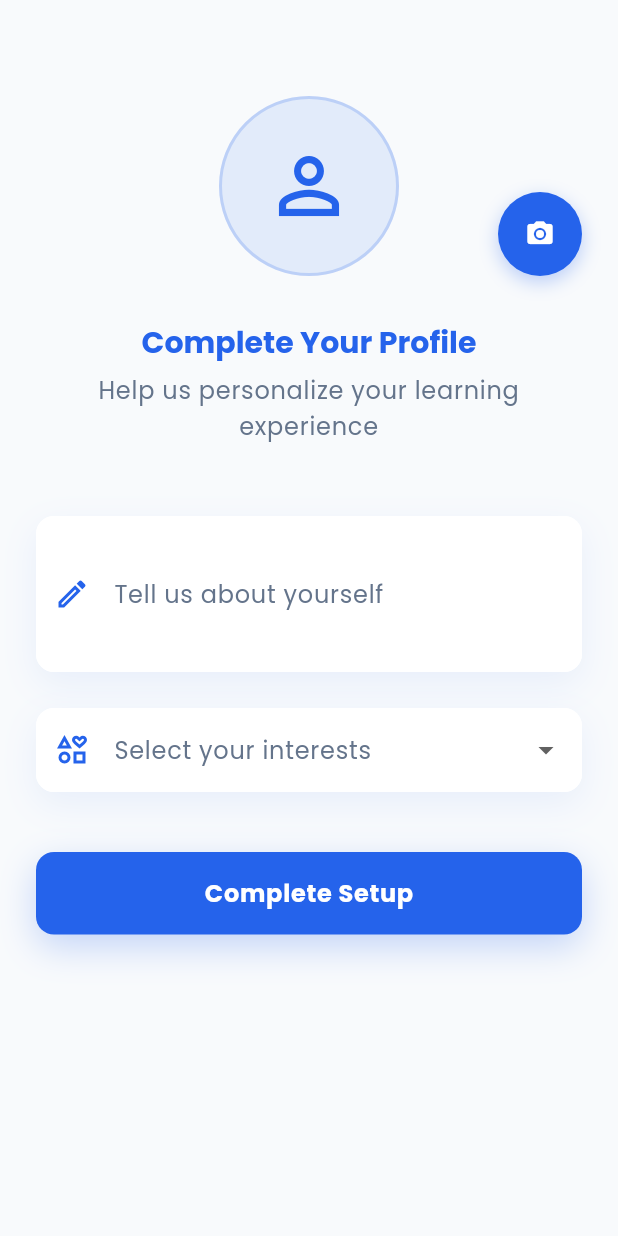
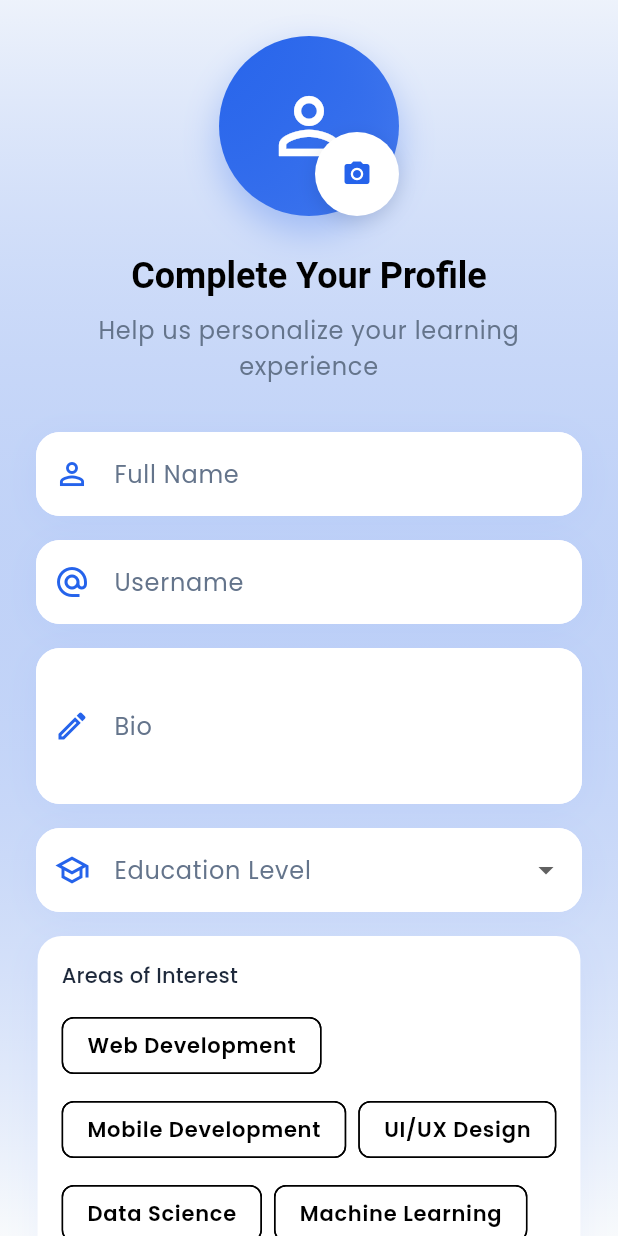
Before and after one commit to Edil-Ayehu/e_learning, a Flutter app: the ProfileSetupPage screen opened by its route, on a phone screen of 412 x 824 dp. Run offline on Flutter 3.47's test engine with Material 3 defaults, Android fonts, the phone set to English and light mode, and no system bars; our stand-ins replace fl_chart, flutter_local_notifications, get, get_storage, google_fonts, lottie and 4 more; accounts and stored records are empty; statements that could not run were skipped.

Commit message:
profile setup page ui

```diff
--- a/lib/view/auth pages/pages/profile_setup_page.dart
+++ b/lib/view/auth pages/pages/profile_setup_page.dart
@@ -5,6 +5,7 @@ import 'package:e_learning/common/widgets/custom_button.dart';
 
 class ProfileSetupPage extends StatelessWidget {
   final _formKey = GlobalKey<FormState>();
+  final RxList<String> selectedInterests = <String>[].obs;
 
   ProfileSetupPage({super.key});
 
@@ -13,17 +14,37 @@ class ProfileSetupPage extends StatelessWidget {
     return Scaffold(
       body: Container(
         decoration: BoxDecoration(
-          color: Theme.of(context).scaffoldBackgroundColor,
+          gradient: LinearGradient(
+            begin: Alignment.topCenter,
+            end: Alignment.bottomCenter,
+            colors: [
+              Theme.of(context).colorScheme.primary.withOpacity(0.05),
+              Theme.of(context).scaffoldBackgroundColor,
+            ],
+          ),
         ),
         child: SafeArea(
           child: SingleChildScrollView(
             child: Padding(
               padding: const EdgeInsets.all(24.0),
               child: Column(
-                mainAxisAlignment: MainAxisAlignment.center,
                 crossAxisAlignment: CrossAxisAlignment.stretch,
                 children: [
-                  const SizedBox(height: 40),
+                  _buildHeader(context),
+                  const SizedBox(height: 32),
+                  _buildProfileForm(context),
+                ],
+              ),
+            ),
+          ),
+        ),
+      ),
+    );
+  }
+
+  Widget _buildHeader(BuildContext context) {
+    return Column(
+      children: [
         Stack(
           alignment: Alignment.center,
           children: [
@@ -32,16 +53,26 @@ class ProfileSetupPage extends StatelessWidget {
               height: 120,
               decoration: BoxDecoration(
                 shape: BoxShape.circle,
-                          color: AppColors.primaryColor.withOpacity(0.1),
-                          border: Border.all(
-                            color: AppColors.primaryColor.withOpacity(0.2),
-                            width: 2,
+                gradient: LinearGradient(
+                  begin: Alignment.topLeft,
+                  end: Alignment.bottomRight,
+                  colors: [
+                    AppColors.primaryColor,
+                    AppColors.primaryColor.withOpacity(0.8),
+                  ],
                 ),
+                boxShadow: [
+                  BoxShadow(
+                    color: AppColors.primaryColor.withOpacity(0.3),
+                    blurRadius: 20,
+                    offset: const Offset(0, 10),
+                  ),
+                ],
               ),
               child: const Icon(
                 Icons.person_outline,
                 size: 60,
-                          color: AppColors.primaryColor,
+                color: Colors.white,
               ),
             ),
             Positioned(
@@ -50,20 +81,21 @@ class ProfileSetupPage extends StatelessWidget {
               child: Container(
                 padding: const EdgeInsets.all(4),
                 decoration: BoxDecoration(
-                            color: AppColors.primaryColor,
+                  color: Colors.white,
                   shape: BoxShape.circle,
                   boxShadow: [
                     BoxShadow(
-                                color: AppColors.primaryColor.withOpacity(0.3),
+                      color: Colors.black.withOpacity(0.1),
                       blurRadius: 10,
                       offset: const Offset(0, 4),
                     ),
                   ],
                 ),
                 child: IconButton(
-                            icon: const Icon(Icons.camera_alt,
+                  icon: Icon(
+                    Icons.camera_alt,
                     size: 20,
-                              color: Colors.white,
+                    color: AppColors.primaryColor,
                   ),
                   onPressed: () {
                     // Handle image upload
@@ -73,14 +105,12 @@ class ProfileSetupPage extends StatelessWidget {
             ),
           ],
         ),
-                  const SizedBox(height: 32),
+        const SizedBox(height: 24),
         Text(
           'Complete Your Profile',
-                    style: Theme.of(context).textTheme.displaySmall?.copyWith(
-                          color: AppColors.primaryColor,
+          style: Theme.of(context).textTheme.headlineSmall?.copyWith(
                 fontWeight: FontWeight.bold,
               ),
-                    textAlign: TextAlign.center,
         ),
         const SizedBox(height: 8),
         Text(
@@ -90,15 +120,48 @@ class ProfileSetupPage extends StatelessWidget {
               ),
           textAlign: TextAlign.center,
         ),
-                  const SizedBox(height: 48),
-                  Form(
+      ],
+    );
+  }
+
+  Widget _buildProfileForm(BuildContext context) {
+    return Form(
       key: _formKey,
       child: Column(
         children: [
-                        _buildTextField(context),
-                        const SizedBox(height: 24),
+          _buildInputField(
+            context,
+            label: 'Full Name',
+            icon: Icons.person_outline,
+            validator: (value) =>
+                value?.isEmpty ?? true ? 'Please enter your name' : null,
+          ),
+          const SizedBox(height: 16),
+          _buildInputField(
+            context,
+            label: 'Username',
+            icon: Icons.alternate_email,
+            validator: (value) =>
+                value?.isEmpty ?? true ? 'Please enter a username' : null,
+          ),
+          const SizedBox(height: 16),
+          _buildInputField(
+            context,
+            label: 'Bio',
+            icon: Icons.edit_outlined,
+            maxLines: 3,
+            validator: (value) =>
+                value?.isEmpty ?? true ? 'Please tell us about yourself' : null,
+          ),
+          const SizedBox(height: 16),
+          _buildEducationField(context),
+          const SizedBox(height: 16),
           _buildInterestsField(context),
-                        const SizedBox(height: 40),
+          const SizedBox(height: 16),
+          _buildExperienceLevel(context),
+          const SizedBox(height: 16),
+          _buildLearningGoals(context),
+          const SizedBox(height: 32),
           CustomButton(
             text: 'Complete Setup',
             onPressed: () {
@@ -109,35 +172,34 @@ class ProfileSetupPage extends StatelessWidget {
           ),
         ],
       ),
-                  ),
-                ],
-              ),
-            ),
-          ),
-        ),
-      ),
     );
   }
 
-  Widget _buildTextField(BuildContext context) {
+  Widget _buildInputField(
+    BuildContext context, {
+    required String label,
+    required IconData icon,
+    int maxLines = 1,
+    String? Function(String?)? validator,
+  }) {
     return Container(
       decoration: BoxDecoration(
         color: Theme.of(context).cardColor,
-        borderRadius: BorderRadius.circular(12),
+        borderRadius: BorderRadius.circular(16),
         boxShadow: [
           BoxShadow(
-            color: AppColors.primaryColor.withOpacity(0.08),
+            color: AppColors.primaryColor.withOpacity(0.05),
             blurRadius: 20,
-            offset: const Offset(0, 8),
+            offset: const Offset(0, 4),
           ),
         ],
       ),
       child: TextFormField(
         decoration: InputDecoration(
-          labelText: 'Tell us about yourself',
-          prefixIcon: Icon(Icons.edit_outlined, color: AppColors.primaryColor),
+          labelText: label,
+          prefixIcon: Icon(icon, color: AppColors.primaryColor),
           border: OutlineInputBorder(
-            borderRadius: BorderRadius.circular(12),
+            borderRadius: BorderRadius.circular(16),
             borderSide: BorderSide.none,
           ),
           filled: true,
@@ -145,40 +207,147 @@ class ProfileSetupPage extends StatelessWidget {
           labelStyle: TextStyle(color: AppColors.textSecondaryColor),
           floatingLabelStyle: TextStyle(color: AppColors.primaryColor),
         ),
-        style: TextStyle(color: Theme.of(context).textTheme.bodyLarge?.color),
-        maxLines: 3,
-        validator: (value) {
-          if (value == null || value.isEmpty) {
-            return 'Please tell us about yourself';
-          }
-          return null;
-        },
+        maxLines: maxLines,
+        validator: validator,
       ),
     );
   }
 
+  Widget _buildEducationField(BuildContext context) {
+    final educationLevels = [
+      'High School',
+      'Bachelor\'s Degree',
+      'Master\'s Degree',
+      'Ph.D.',
+      'Self-Taught',
+      'Other'
+    ];
+
+    return _buildDropdownField(
+      context,
+      label: 'Education Level',
+      icon: Icons.school_outlined,
+      items: educationLevels,
+      validator: (value) =>
+          value == null ? 'Please select your education level' : null,
+    );
+  }
+
+  Widget _buildExperienceLevel(BuildContext context) {
+    final levels = ['Beginner', 'Intermediate', 'Advanced', 'Expert'];
+
+    return _buildDropdownField(
+      context,
+      label: 'Experience Level',
+      icon: Icons.trending_up,
+      items: levels,
+      validator: (value) =>
+          value == null ? 'Please select your experience level' : null,
+    );
+  }
+
   Widget _buildInterestsField(BuildContext context) {
-    final interests = ['Development', 'Design', 'Business', 'Marketing',
-                      'Photography', 'Music', 'Writing', 'Language'];
+    return Container(
+      padding: const EdgeInsets.all(16),
+      decoration: BoxDecoration(
+        color: Theme.of(context).cardColor,
+        borderRadius: BorderRadius.circular(16),
+        boxShadow: [
+          BoxShadow(
+            color: AppColors.primaryColor.withOpacity(0.05),
+            blurRadius: 20,
+            offset: const Offset(0, 4),
+          ),
+        ],
+      ),
+      child: Column(
+        crossAxisAlignment: CrossAxisAlignment.start,
+        children: [
+          Text(
+            'Areas of Interest',
+            style: Theme.of(context).textTheme.titleMedium,
+          ),
+          const SizedBox(height: 12),
+          Wrap(
+            spacing: 8,
+            runSpacing: 8,
+            children: _buildInterestChips(context),
+          ),
+        ],
+      ),
+    );
+  }
 
+  List<Widget> _buildInterestChips(BuildContext context) {
+    final interests = [
+      'Web Development',
+      'Mobile Development',
+      'UI/UX Design',
+      'Data Science',
+      'Machine Learning',
+      'Digital Marketing',
+      'Business',
+      'Photography',
+      'Music',
+      'Language Learning'
+    ];
+
+    return interests.map((interest) {
+      return Obx(() {
+        final isSelected = selectedInterests.contains(interest);
+        return FilterChip(
+          label: Text(interest),
+          selected: isSelected,
+          onSelected: (selected) {
+            if (selected) {
+              selectedInterests.add(interest);
+            } else {
+              selectedInterests.remove(interest);
+            }
+          },
+          selectedColor: AppColors.primaryColor.withOpacity(0.2),
+          checkmarkColor: AppColors.primaryColor,
+        );
+      });
+    }).toList();
+  }
+
+  Widget _buildLearningGoals(BuildContext context) {
+    return _buildInputField(
+      context,
+      label: 'Learning Goals',
+      icon: Icons.flag_outlined,
+      maxLines: 3,
+      validator: (value) =>
+          value?.isEmpty ?? true ? 'Please share your learning goals' : null,
+    );
+  }
+
+  Widget _buildDropdownField(
+    BuildContext context, {
+    required String label,
+    required IconData icon,
+    required List<String> items,
+    required String? Function(String?)? validator,
+  }) {
     return Container(
       decoration: BoxDecoration(
         color: Theme.of(context).cardColor,
-        borderRadius: BorderRadius.circular(12),
+        borderRadius: BorderRadius.circular(16),
         boxShadow: [
           BoxShadow(
-            color: AppColors.primaryColor.withOpacity(0.08),
+            color: AppColors.primaryColor.withOpacity(0.05),
             blurRadius: 20,
-            offset: const Offset(0, 8),
+            offset: const Offset(0, 4),
           ),
         ],
       ),
       child: DropdownButtonFormField<String>(
         decoration: InputDecoration(
-          labelText: 'Select your interests',
-          prefixIcon: Icon(Icons.interests_outlined, color: AppColors.primaryColor),
+          labelText: label,
+          prefixIcon: Icon(icon, color: AppColors.primaryColor),
           border: OutlineInputBorder(
-            borderRadius: BorderRadius.circular(12),
+            borderRadius: BorderRadius.circular(16),
             borderSide: BorderSide.none,
           ),
           filled: true,
@@ -186,19 +355,14 @@ class ProfileSetupPage extends StatelessWidget {
           labelStyle: TextStyle(color: AppColors.textSecondaryColor),
           floatingLabelStyle: TextStyle(color: AppColors.primaryColor),
         ),
-        items: interests.map((String value) {
+        items: items.map((String value) {
           return DropdownMenuItem<String>(
             value: value,
             child: Text(value),
           );
         }).toList(),
         onChanged: (_) {},
-        validator: (value) {
-          if (value == null || value.isEmpty) {
-            return 'Please select your interests';
-          }
-          return null;
-        },
+        validator: validator,
       ),
     );
   }
```
Lines whose indentation alone changed are shown as unchanged.
